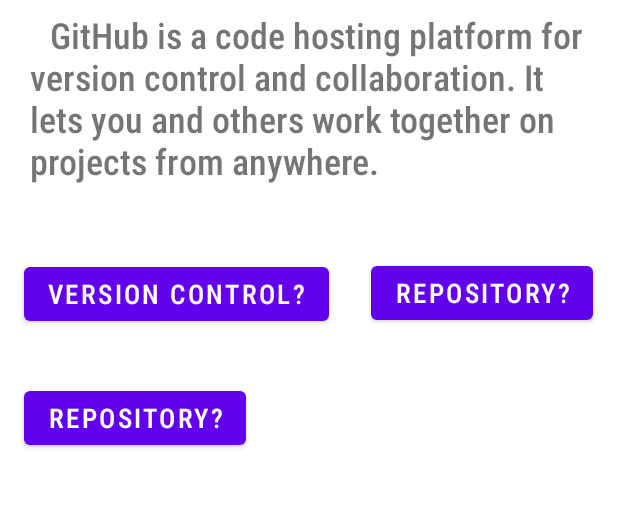
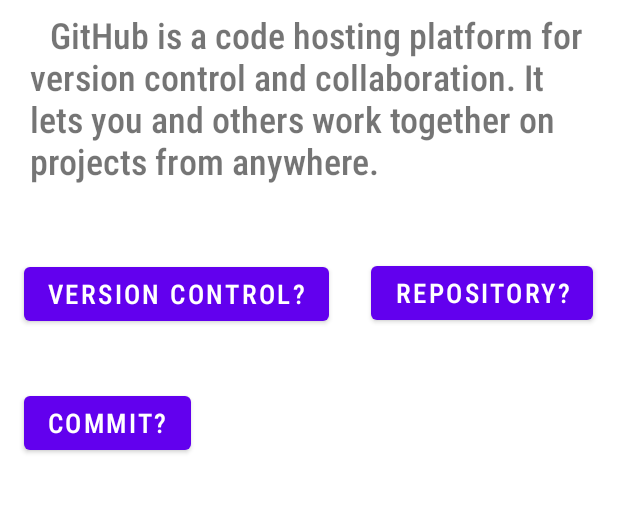
Before and after one commit to MuhammadSaqibShoaib/GithubManual, an Android app: the screen it shows after launch (MainActivity), on a phone screen of 412 x 824 dp, the part 206-719 px from its top. Run offline under Robolectric (Android 15) with nearby library versions, the phone set to English and light mode, and no system bars.

Commit message:
Commit button activiated

```diff
--- a/app/src/main/res/layout/activity_main.xml
+++ b/app/src/main/res/layout/activity_main.xml
@@ -73,14 +73,14 @@
         android:id="@+id/btn_3"
         android:layout_width="wrap_content"
         android:layout_height="wrap_content"
-        android:text="@string/btn_2"
+        android:text="@string/btn_3"
         android:textSize="18sp"
         app:fontFamily="sans-serif-condensed-medium"
         app:layout_constraintBottom_toBottomOf="parent"
-        app:layout_constraintHorizontal_bias="0.061"
+        app:layout_constraintHorizontal_bias="0.053"
         app:layout_constraintLeft_toLeftOf="parent"
         app:layout_constraintRight_toRightOf="parent"
         app:layout_constraintTop_toTopOf="parent"
-        app:layout_constraintVertical_bias="0.467" />
+        app:layout_constraintVertical_bias="0.471" />
 
 </androidx.constraintlayout.widget.ConstraintLayout>
--- a/app/src/main/res/layout/fragment_defination.xml
+++ b/app/src/main/res/layout/fragment_defination.xml
@@ -29,8 +29,12 @@
         android:id="@+id/frag_def"
         android:layout_width="wrap_content"
         android:layout_height="479sp"
+        android:padding="10sp"
         android:text="@string/VCSDef"
         android:textSize="34sp"
+        app:autoSizeMaxTextSize="34sp"
+        app:autoSizeMinTextSize="24sp"
+        app:autoSizeTextType="uniform"
         tools:layout_editor_absoluteX="0dp"
         tools:layout_editor_absoluteY="95dp" />
 
--- a/app/src/main/res/values/strings.xml
+++ b/app/src/main/res/values/strings.xml
@@ -16,8 +16,9 @@
 
 
     <!--Commit Related data (3rd button)-->
-
-
+    <string name="btn_3">Commit?</string>
+    <string name="COM_Def">In version control systems, a commit is an operation which sends the latest changes of the source code to the repository, making these changes part of the head revision of the repository. Unlike commits in data management, commits in version control systems are kept in the repository indefinitely.</string>
+    <string name="COM_Frag">What is Commit</string>
 
 
     <string name="btn_x">Github Docs</string>
```
Also changed, not shown: app/src/main/java/com/example/githubmanual/MainActivity.java (+21 -0 lines).
